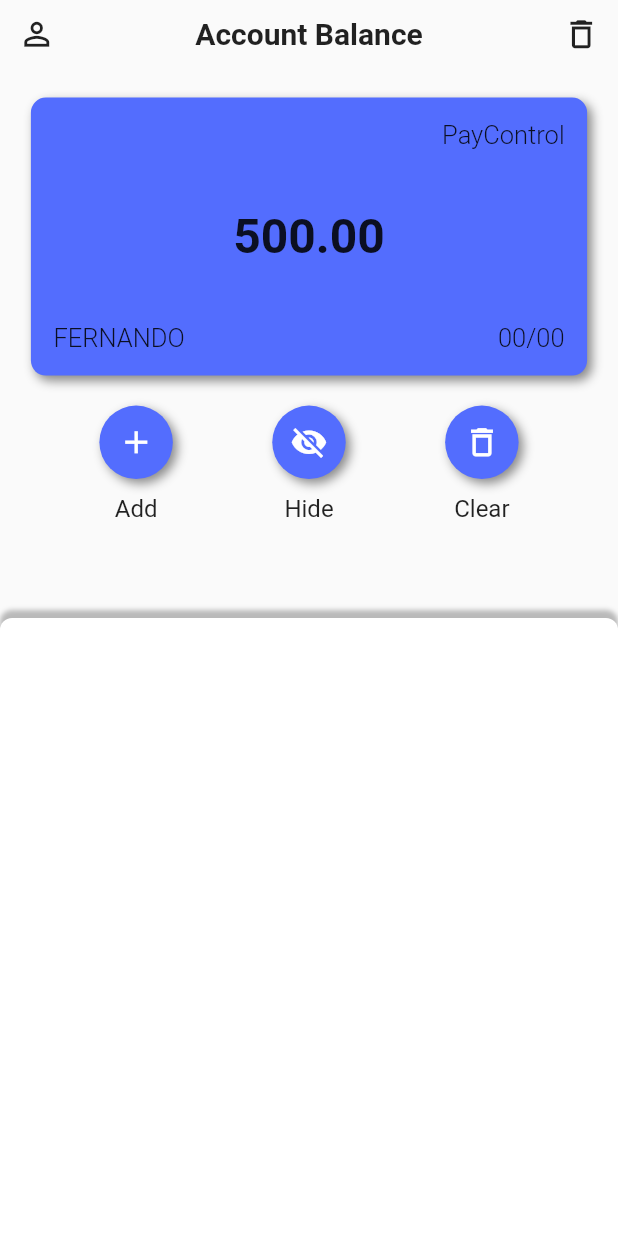
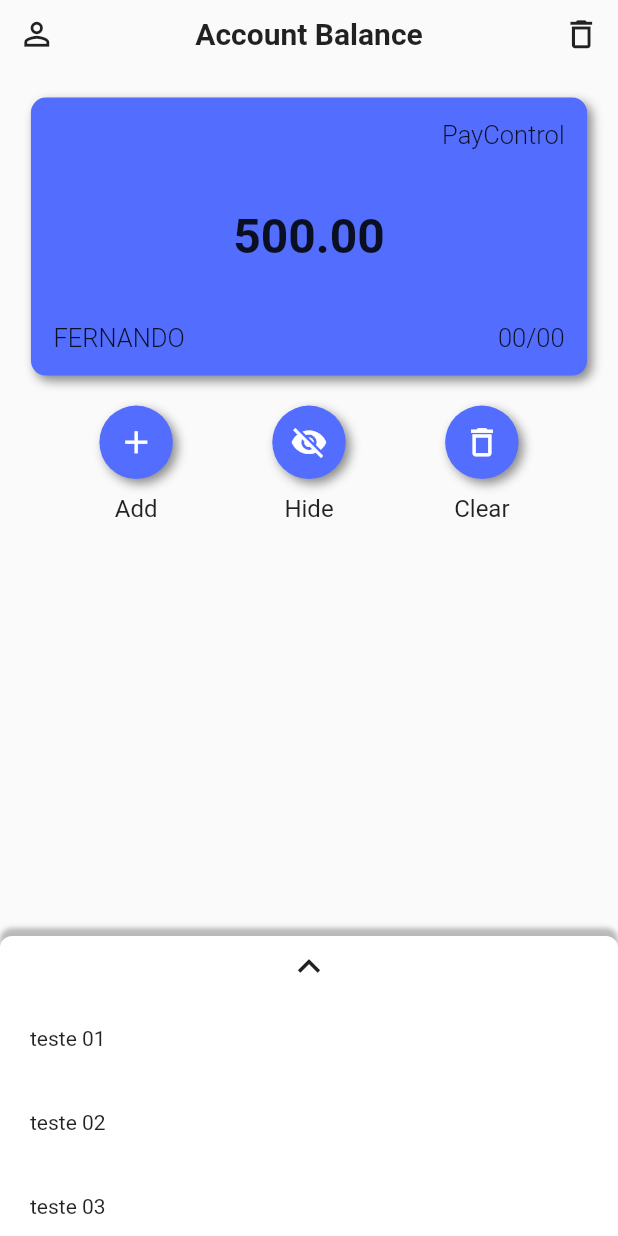
Before and after one commit to feMoraes0/pay-list, a Flutter app: the AppScreen screen opened by its route, on a phone screen of 412 x 824 dp. Run offline on Flutter 3.47's test engine with Material 2 defaults, Android fonts, the phone set to English and light mode, and no system bars.

Commit message:
Added event to increase container height

```diff
--- a/lib/screens/app/app.dart
+++ b/lib/screens/app/app.dart
@@ -1,6 +1,54 @@
 import "package:flutter/material.dart";
+import 'package:flutter/rendering.dart';
 
-class AppScreen extends StatelessWidget {
+class AppScreen extends StatefulWidget {
+  @override
+  _AppScreenState createState() => _AppScreenState();
+}
+
+class _AppScreenState extends State<AppScreen> {
+  final List<String> itens = [
+    "teste 01",
+    "teste 02",
+    "teste 03",
+    "teste 04",
+    "teste 05",
+    "teste 06",
+    "teste 07",
+    "teste 08",
+    "teste 08",
+    "teste 08",
+    "teste 08",
+    "teste 08",
+    "teste 08",
+    "teste 08",
+    "teste 08",
+    "teste 08",
+    "teste 08",
+    "teste 08",
+    "teste 08",
+    "teste 08",
+    "teste 08",
+  ];
+  double containerHeight;
+
+  void initState() {
+    super.initState();
+    this.containerHeight = 200.0;
+  }
+
+  void updateContainer() {
+    setState(() {
+      this.containerHeight = 580.0;
+    });
+  }
+
+  void reduceContainer() {
+    setState(() {
+      this.containerHeight = 200.0;
+    });
+  }
+
   Widget buildCard(Size size, ThemeData theme) {
     return Container(
       width: size.width * 0.90,
@@ -107,6 +155,7 @@ class AppScreen extends StatelessWidget {
   Widget build(BuildContext context) {
     Size size = MediaQuery.of(context).size;
     ThemeData theme = Theme.of(context);
+
     return Scaffold(
       body: SafeArea(
         child: Stack(
@@ -158,9 +207,11 @@ class AppScreen extends StatelessWidget {
             ),
             Positioned(
               bottom: 0,
-              child: Container(
+              child: AnimatedContainer(
+                duration: Duration(seconds: 1),
+                curve: Curves.fastOutSlowIn,
                 width: size.width,
-                height: size.height * 0.50,
+                height: this.containerHeight,
                 decoration: BoxDecoration(
                   color: theme.backgroundColor,
                   boxShadow: [
@@ -175,6 +226,32 @@ class AppScreen extends StatelessWidget {
                     topRight: Radius.circular(8.0),
                   ),
                 ),
+                child: Column(
+                  children: <Widget>[
+                    GestureDetector(
+                      onTap: this.updateContainer,
+                      child: Container(
+                        width: size.width,
+                        padding: const EdgeInsets.symmetric(vertical: 5.0),
+                        child: Icon(
+                          Icons.keyboard_arrow_up,
+                          size: 30.0,
+                        ),
+                      ),
+                    ),
+                    Expanded(
+                      child: ListView.builder(
+                        itemCount: this.itens.length,
+                        itemBuilder: (context, position) {
+                          return Container(
+                            padding: const EdgeInsets.all(20.0),
+                            child: Text(this.itens[position]),
+                          );
+                        },
+                      ),
+                    )
+                  ],
+                ),
               ),
             ),
           ],
```
